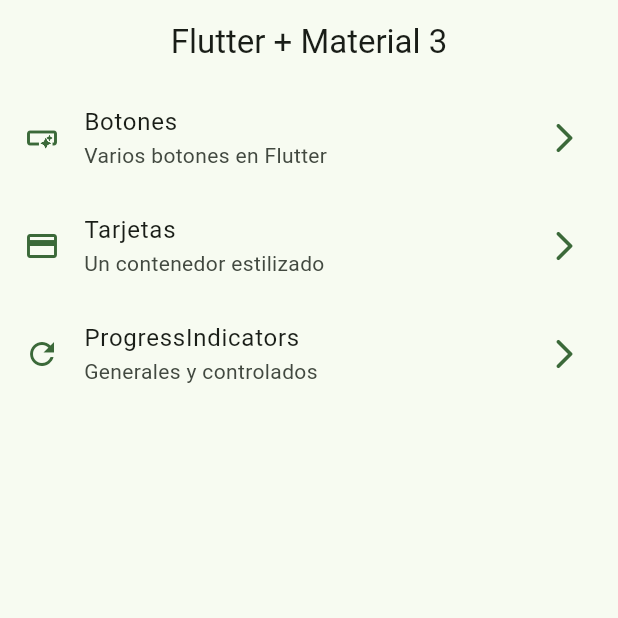
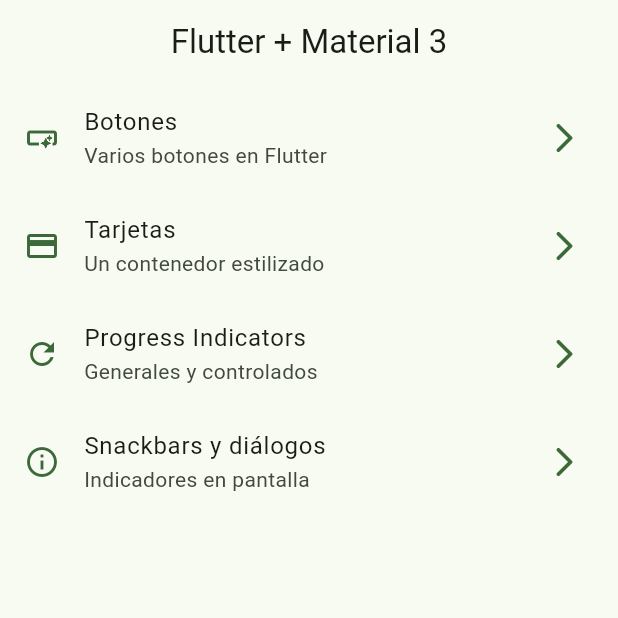
Before and after one commit to FernandoAjset/widgets_app, a Flutter app: the screen it shows after launch, on a phone screen of 412 x 824 dp, the top half of it. Run offline on Flutter 3.47's test engine with Material 2 defaults, Android fonts, the phone set to English and light mode, and no system bars; our stand-ins replace go_router.

Commit message:
snackbar agregado.

```diff
--- a/lib/config/menu/menu_items.dart
+++ b/lib/config/menu/menu_items.dart
@@ -25,8 +25,13 @@ const appMenuItems = <MenuItem>[
       link: '/cards',
       icon: Icons.credit_card),
   MenuItem(
-      title: 'ProgressIndicators',
+      title: 'Progress Indicators',
       subTitle: 'Generales y controlados',
       link: '/progress',
       icon: Icons.refresh_outlined),
+  MenuItem(
+      title: 'Snackbars y diálogos',
+      subTitle: 'Indicadores en pantalla',
+      link: '/snackbars',
+      icon: Icons.info_outline),
 ];
--- a/lib/config/router/app_router.dart
+++ b/lib/config/router/app_router.dart
@@ -25,5 +25,10 @@ final appRouter = GoRouter(
       path: '/progress',
       builder: (context, state) => const ProgressScreen(),
     ),
+            GoRoute(
+      name: SnackBarScreen.name,
+      path: '/snackbars',
+      builder: (context, state) => const SnackBarScreen(),
+    ),
   ],
 );
```
Also changed, not shown: lib/presentation/screens/snackbar/snackbar_screen.dart (+27 -1 lines).
